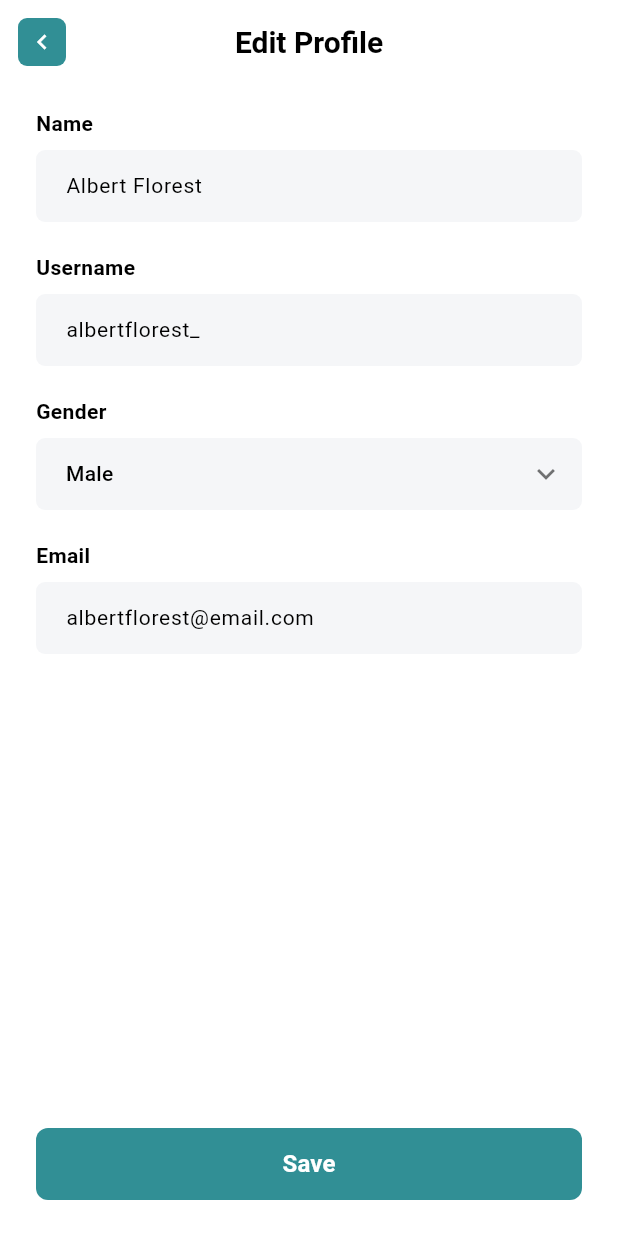
After one commit to Roosse-007/Yomans-Konseling, a Flutter app: the HomePage screen opened by its route, item 4 of the bottom bar chosen, after a tap on "Edit Profile", on a phone screen of 412 x 824 dp. The commit adds this screen. Run offline on Flutter 3.47's test engine with Material 3 defaults, Android fonts, the phone set to English and light mode, and no system bars; our stand-ins replace flutter_secure_storage; accounts and stored records are empty; network calls fail.

Commit message:
halaman akun profile

```diff
--- /dev/null
+++ b/lib/screens/halaman_akun/edit_profile.dart
@@ -0,0 +1,211 @@
+import 'package:flutter/material.dart';
+
+class EditProfileScreen extends StatefulWidget {
+  const EditProfileScreen({super.key});
+
+  @override
+  State<EditProfileScreen> createState() => _EditProfileScreenState();
+}
+
+class _EditProfileScreenState extends State<EditProfileScreen> {
+  // Setup Warna Sesuai Desain Tema
+  static const Color primaryTeal = Color(0xFF318F95);
+  static const Color inputBg = Color(0xFFF5F6F8);
+
+  // 1. Controller untuk menampung teks yang bisa diketik
+  final TextEditingController _nameController = TextEditingController(text: 'Albert Florest');
+  final TextEditingController _usernameController = TextEditingController(text: 'albertflorest_');
+  final TextEditingController _emailController = TextEditingController(text: 'albertflorest@email.com');
+
+  // 2. Variabel untuk menampung pilihan Gender
+  String _selectedGender = 'Male';
+
+  @override
+  void dispose() {
+    // Membersihkan controller saat halaman ditutup agar menghemat memori
+    _nameController.dispose();
+    _usernameController.dispose();
+    _emailController.dispose();
+    super.dispose();
+  }
+
+  @override
+  Widget build(BuildContext context) {
+    return Scaffold(
+      backgroundColor: Colors.white,
+      appBar: AppBar(
+        backgroundColor: Colors.white,
+        elevation: 0,
+        centerTitle: true,
+        // Tombol Kembali Kustom Kotak Toska
+        leading: Padding(
+          padding: const EdgeInsets.all(12.0),
+          child: InkWell(
+            onTap: () => Navigator.pop(context),
+            child: Container(
+              decoration: BoxDecoration(
+                color: primaryTeal,
+                borderRadius: BorderRadius.circular(6),
+              ),
+              child: const Icon(Icons.chevron_left, color: Colors.white, size: 20),
+            ),
+          ),
+        ),
+        title: const Text(
+          'Edit Profile',
+          style: TextStyle(color: Colors.black, fontWeight: FontWeight.bold, fontSize: 20),
+        ),
+      ),
+      body: SafeArea(
+        child: Column(
+          children: [
+            // Konten Form Menggunakan ScrollView agar tidak overflow jika keyboard muncul
+            Expanded(
+              child: SingleChildScrollView(
+                padding: const EdgeInsets.symmetric(horizontal: 24.0, vertical: 16),
+                child: Column(
+                  crossAxisAlignment: CrossAxisAlignment.start,
+                  children: [
+                    // Input Nama
+                    CustomInputField(
+                      label: 'Name',
+                      controller: _nameController,
+                    ),
+
+                    // Input Username
+                    CustomInputField(
+                      label: 'Username',
+                      controller: _usernameController,
+                    ),
+
+                    // Input Gender (Menggunakan Dropdown agar bisa dipilih)
+                    Padding(
+                      padding: const EdgeInsets.only(bottom: 20.0),
+                      child: Column(
+                        crossAxisAlignment: CrossAxisAlignment.start,
+                        children: [
+                          const Text(
+                            'Gender',
+                            style: TextStyle(fontSize: 14, fontWeight: FontWeight.bold, color: Colors.black),
+                          ),
+                          const SizedBox(height: 8),
+                          DropdownButtonFormField<String>(
+                            value: _selectedGender,
+                            dropdownColor: Colors.white,
+                            decoration: InputDecoration(
+                              fillColor: inputBg,
+                              filled: true,
+                              contentPadding: const EdgeInsets.symmetric(horizontal: 16, vertical: 12),
+                              border: OutlineInputBorder(
+                                borderRadius: BorderRadius.circular(6),
+                                borderSide: BorderSide.none,
+                              ),
+                            ),
+                            icon: const Icon(Icons.keyboard_arrow_down, color: Colors.black54),
+                            items: const [
+                              DropdownMenuItem(value: 'Male', child: Text('Male', style: TextStyle(fontSize: 14, color: Colors.black))),
+                              DropdownMenuItem(value: 'Female', child: Text('Female', style: TextStyle(fontSize: 14, color: Colors.black))),
+                            ],
+                            onChanged: (newValue) {
+                              setState(() {
+                                _selectedGender = newValue!;
+                              });
+                            },
+                          ),
+                        ],
+                      ),
+                    ),
+
+                    // Input Email
+                    CustomInputField(
+                      label: 'Email',
+                      controller: _emailController,
+                      keyboardType: TextInputType.emailAddress,
+                    ),
+                  ],
+                ),
+              ),
+            ),
+
+            // Tombol Save Berada Statis di Bagian Bawah
+            Padding(
+              padding: const EdgeInsets.all(24.0),
+              child: SizedBox(
+                width: double.infinity,
+                height: 48,
+                child: ElevatedButton(
+                  onPressed: () {
+                    // Aksi saat data disimpan (bisa dikirim ke database/API nantinya)
+                    debugPrint("Nama baru: ${_nameController.text}");
+                    debugPrint("Username baru: ${_usernameController.text}");
+                    debugPrint("Gender terpilih: $_selectedGender");
+                    debugPrint("Email baru: ${_emailController.text}");
+
+                    Navigator.pop(context);
+                  },
+                  style: ElevatedButton.styleFrom(
+                    backgroundColor: primaryTeal,
+                    elevation: 0,
+                    shape: RoundedRectangleBorder(
+                      borderRadius: BorderRadius.circular(8),
+                    ),
+                  ),
+                  child: const Text(
+                    'Save',
+                    style: TextStyle(color: Colors.white, fontSize: 16, fontWeight: FontWeight.w600),
+                  ),
+                ),
+              ),
+            ),
+          ],
+        ),
+      ),
+    );
+  }
+}
+
+// Komponen Reusable Widget khusus Input Form (Bisa Diketik)
+class CustomInputField extends StatelessWidget {
+  final String label;
+  final TextEditingController controller;
+  final TextInputType keyboardType;
+
+  const CustomInputField({
+    super.key,
+    required this.label,
+    required this.controller,
+    this.keyboardType = TextInputType.text,
+  });
+
+  @override
+  Widget build(BuildContext context) {
+    return Padding(
+      padding: const EdgeInsets.only(bottom: 20.0),
+      child: Column(
+        crossAxisAlignment: CrossAxisAlignment.start,
+        children: [
+          Text(
+            label,
+            style: const TextStyle(fontSize: 14, fontWeight: FontWeight.bold, color: Colors.black),
+          ),
+          const SizedBox(height: 8),
+          TextFormField(
+            controller: controller,
+            keyboardType: keyboardType,
+            style: const TextStyle(fontSize: 14, color: Colors.black),
+            decoration: InputDecoration(
+              fillColor: const Color(0xFFF5F6F8),
+              filled: true,
+              contentPadding: const EdgeInsets.symmetric(horizontal: 16, vertical: 12),
+              // Membuat input box tanpa border garis (flat style) sesuai mockup figma
+              border: OutlineInputBorder(
+                borderRadius: BorderRadius.circular(6),
+                borderSide: BorderSide.none,
+              ),
+            ),
+          ),
+        ],
+      ),
+    );
+  }
+}
--- /dev/null
+++ b/lib/screens/halaman_akun/profile_screen.dart
@@ -0,0 +1,153 @@
+import 'package:flutter/material.dart';
+import 'package:yomans_konseling/screens/halaman_akun/edit_profile.dart' show EditProfileScreen;
+
+class ProfileScreen extends StatelessWidget {
+  const ProfileScreen({super.key});
+
+  // Warna Teal/Toska sesuai referensi gambar
+  static const Color primaryTeal = Color(0xFF318F95);
+
+  @override
+  Widget build(BuildContext context) {
+    return Scaffold(
+      appBar: AppBar(
+        backgroundColor: Colors.white,
+        elevation: 0,
+        centerTitle: true,
+        title: const Text(
+          'Profile',
+          style: TextStyle(color: Colors.black, fontWeight: FontWeight.bold, fontSize: 20),
+        ),
+      ),
+      body: SingleChildScrollView(
+        padding: const EdgeInsets.symmetric(horizontal: 24.0),
+        child: Column(
+          children: [
+            const SizedBox(height: 20),
+            // Foto Profil dengan Aksen Tombol Edit Kecil
+            Center(
+              child: Stack(
+                children: [
+                  Container(
+                    width: 120,
+                    height: 120,
+                    decoration: BoxDecoration(
+                      shape: BoxShape.circle,
+                      border: Border.all(color: Colors.grey.shade300, width: 2),
+                      image: const DecorationImage(
+                        image: NetworkImage('https://via.placeholder.com/150'), // Ganti dengan asset/foto kamu
+                        fit: BoxFit.cover,
+                      ),
+                    ),
+                  ),
+                  const Positioned(
+                    bottom: 0,
+                    right: 4,
+                    child: CircleAvatar(
+                      radius: 16,
+                      backgroundColor: primaryTeal,
+                      child: Icon(Icons.edit, size: 16, color: Colors.white),
+                    ),
+                  ),
+                ],
+              ),
+            ),
+            const SizedBox(height: 16),
+            // Nama & Role
+            const Text(
+              'Albert Florest',
+              style: TextStyle(fontSize: 20, fontWeight: FontWeight.bold, color: Color(0xFF1A1A1A)),
+            ),
+            const SizedBox(height: 4),
+            Text(
+              'Buyer',
+              style: TextStyle(fontSize: 14, color: Colors.grey.shade600),
+            ),
+            const SizedBox(height: 32),
+
+            // Menu Navigasi (List Items)
+            ProfileMenuItem(
+              icon: Icons.person_outline,
+              title: 'Edit Profile',
+              onTap: () {
+                Navigator.push(
+                  context,
+                  MaterialPageRoute(builder: (context) => const EditProfileScreen()),
+                );
+              },
+            ),
+            ProfileMenuItem(
+              icon: Icons.notifications_none_outlined,
+              title: 'Notification',
+              onTap: () {},
+            ),
+            ProfileMenuItem(
+              icon: Icons.location_on_outlined,
+              title: 'Shipping Address',
+              onTap: () {},
+            ),
+            ProfileMenuItem(
+              icon: Icons.lock_open_outlined,
+              title: 'Change Password',
+              onTap: () {},
+            ),
+
+            const SizedBox(height: 32),
+            // Tombol Sign Out
+            SizedBox(
+              width: double.infinity,
+              height: 48,
+              child: ElevatedButton.icon(
+                onPressed: () {},
+                icon: const Icon(Icons.logout, color: Colors.white, size: 18),
+                label: const Text(
+                  'Sign Out',
+                  style: TextStyle(color: Colors.white, fontSize: 16, fontWeight: FontWeight.w600),
+                ),
+                style: ElevatedButton.styleFrom(
+                  backgroundColor: primaryTeal,
+                  elevation: 0,
+                  shape: RoundedRectangleBorder(
+                    borderRadius: BorderRadius.circular(8),
+                  ),
+                ),
+              ),
+            ),
+          ],
+        ),
+      ),
+    );
+  }
+}
+
+// Widget Reusable untuk Item Baris Menu
+class ProfileMenuItem extends StatelessWidget {
+  final IconData icon;
+  final String title;
+  final VoidCallback onTap;
+
+  const ProfileMenuItem({
+    super.key,
+    required this.icon,
+    required this.title,
+    required this.onTap,
+  });
+
+  @override
+  Widget build(BuildContext context) {
+    return ListTile(
+      onTap: onTap,
+      contentPadding: const EdgeInsets.symmetric(vertical: 4),
+      leading: CircleAvatar(
+        radius: 18,
+        backgroundColor: ProfileScreen.primaryTeal,
+        child: Icon(icon, color: Colors.white, size: 18),
+      ),
+      title: Text(
+        title,
+        style: const TextStyle(fontSize: 15, fontWeight: FontWeight.w600, color: Color(0xFF1A1A1A)),
+      ),
+      trailing: const Icon(Icons.chevron_right, color: Colors.black54),
+    );
+  }
+}
--- a/lib/screens/home/home.dart
+++ b/lib/screens/home/home.dart
@@ -10,6 +10,8 @@ import '../konsultasi/konsultasi.dart';
 import '../berita/informasi.dart';
 import '../dokter/dokter.dart';
 import '../admin/dashboard.dart';
+import 'package:yomans_konseling/screens/halaman_akun/profile_screen.dart';
+// Sesuaikan dengan letak path struktur folder proyekmu
 
 class HomePage extends StatefulWidget {
   @override
@@ -250,7 +252,7 @@ class _HomePageState extends State<HomePage> {
       ),
 
       // ================= NAVIGATION BAR BAWAH =================
-      bottomNavigationBar: BottomNavigationBar(
+     bottomNavigationBar: BottomNavigationBar(
         currentIndex: _currentIndex,
         type: BottomNavigationBarType.fixed,
         selectedItemColor: const Color(0xFF2E6A3F),
@@ -263,14 +265,17 @@ class _HomePageState extends State<HomePage> {
           if (index == 1) {
             Navigator.push(context, MaterialPageRoute(builder: (_) => Informasi()));
           } else if (index == 2) {
-            Navigator.push(context, MaterialPageRoute(builder: (_) => HomePage()));
+            Navigator.push(context, MaterialPageRoute(builder: (_) => HomePage())); // Pastikan ini halaman Pesanan kamu
+          } else if (index == 3) {
+            // Ditambahkan untuk navigasi ke halaman Profile
+            Navigator.push(context, MaterialPageRoute(builder: (_) => const ProfileScreen()));
           }
         },
         items: const [
           BottomNavigationBarItem(icon: Icon(Icons.home_outlined), label: "Beranda"),
           BottomNavigationBarItem(icon: Icon(Icons.book_outlined), label: "Informasi"),
           BottomNavigationBarItem(icon: Icon(Icons.shopping_cart_outlined), label: "Pesanan"),
-          BottomNavigationBarItem(icon: Icon(Icons.person_outline), label: "Profile"),
+          BottomNavigationBarItem(icon: Icon(Icons.person_outline), label: "Profile"), // index == 3
         ],
       ),
     );
```
Also changed, not shown: pubspec.lock.
